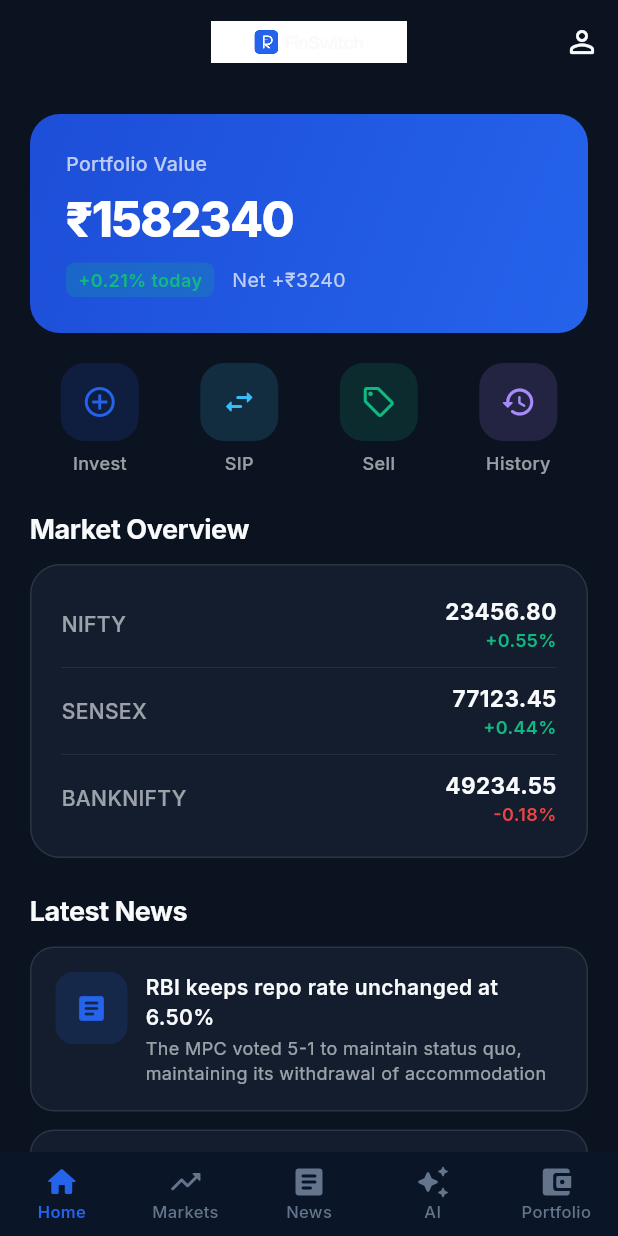
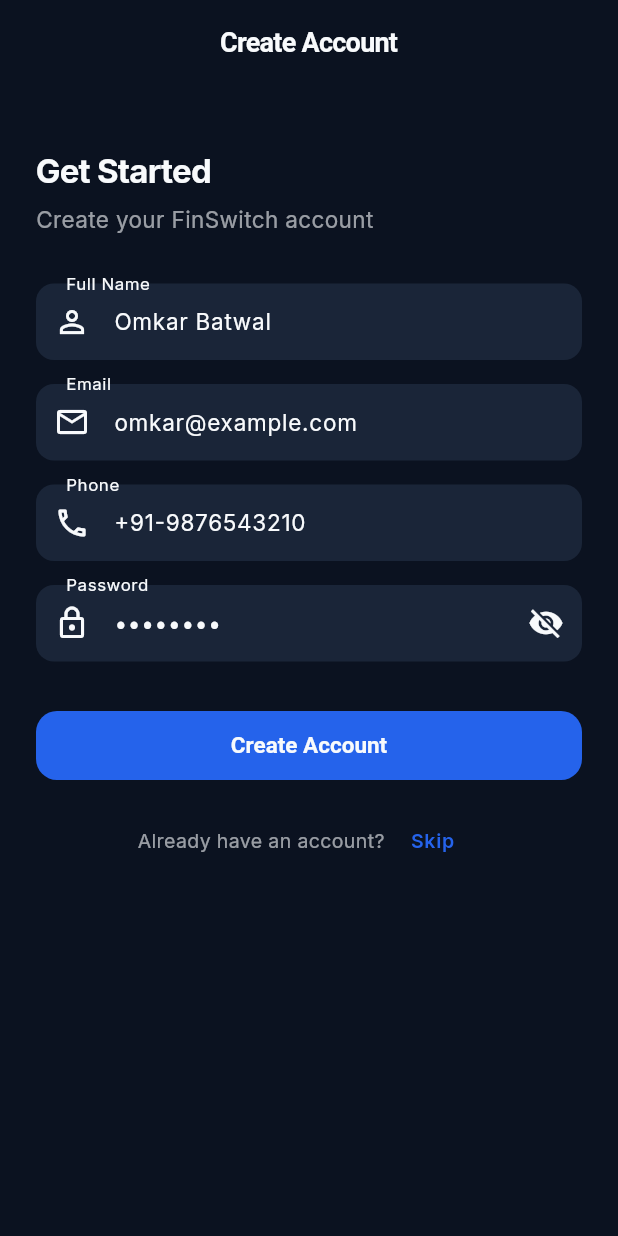
Before and after one commit to OK45batwal/FINSWITCH, a Flutter app: the screen it shows after launch, on a phone screen of 412 x 824 dp. Run offline on Flutter 3.47's test engine with Material 3 defaults, Android fonts, the phone set to English and light mode, and no system bars; our stand-ins replace fl_chart, go_router, google_fonts.

Commit message:
Full user flow: auth → onboarding → dashboard → watchlist → AI analysis → daily insights
New screens:
- CreateAccountScreen — register form with name/email/phone/password
- OnboardingScreen — interest picker (stocks, MF, IPO, F&O, etc.)
- WatchlistScreen — saved stocks from backend API
- AIAnalysisScreen — deep stock analysis with AI + fundamentals
- Daily AI Insights — market overview section on home

Changes:
- AuthState (ValueNotifier) — login/logout/onboarding state
- GoRouter refreshListenable + redirect — auto-routes to login/onboarding
- Bottom nav now 6 tabs (added Watchlist)
- AI Analysis button in stock detail AppBar
- themeNotifier moved to theme.dart (shared singleton)

```diff
--- a/flutter_app/lib/app/app.dart
+++ b/flutter_app/lib/app/app.dart
@@ -1,49 +1,43 @@
 import 'package:flutter/material.dart';
 import 'config/theme.dart';
 import 'config/router.dart';
-import '../features/profile/presentation/profile_screen.dart';
+import '../core/auth_state.dart';
 
-class FinSwitchApp extends StatelessWidget {
+class FinSwitchApp extends StatefulWidget {
   const FinSwitchApp({super.key});
 
   @override
-  Widget build(BuildContext context) {
-    return _AppWithTheme();
-  }
+  State<FinSwitchApp> createState() => _FinSwitchAppState();
 }
 
-class _AppWithTheme extends StatefulWidget {
-  @override
-  State<_AppWithTheme> createState() => _AppWithThemeState();
-}
-
-class _AppWithThemeState extends State<_AppWithTheme> {
+class _FinSwitchAppState extends State<FinSwitchApp> {
   @override
   void initState() {
     super.initState();
-    themeNotifier.addListener(_onThemeChange);
+    themeNotifier.addListener(_rebuild);
+    AuthState.isLoggedIn.addListener(_rebuild);
+    AuthState.onboardingDone.addListener(_rebuild);
   }
 
   @override
   void dispose() {
-    themeNotifier.removeListener(_onThemeChange);
+    themeNotifier.removeListener(_rebuild);
+    AuthState.isLoggedIn.removeListener(_rebuild);
+    AuthState.onboardingDone.removeListener(_rebuild);
     super.dispose();
   }
 
-  void _onThemeChange() => setState(() {});
+  void _rebuild() => setState(() {});
 
   @override
   Widget build(BuildContext context) {
-    return ValueListenableBuilder(
-      valueListenable: themeNotifier,
-      builder: (_, mode, __) => MaterialApp.router(
-        title: 'FinSwitch',
-        debugShowCheckedModeBanner: false,
-        theme: AppTheme.lightTheme,
-        darkTheme: AppTheme.darkTheme,
-        themeMode: mode,
-        routerConfig: AppRouter.router(),
-      ),
+    return MaterialApp.router(
+      title: 'FinSwitch',
+      debugShowCheckedModeBanner: false,
+      theme: AppTheme.lightTheme,
+      darkTheme: AppTheme.darkTheme,
+      themeMode: themeNotifier.value,
+      routerConfig: AppRouter.router(),
     );
   }
 }
--- a/flutter_app/lib/app/config/router.dart
+++ b/flutter_app/lib/app/config/router.dart
@@ -5,8 +5,13 @@
 import '../../features/markets/presentation/stock_detail_screen.dart';
 import '../../features/news/presentation/news_screen.dart';
 import '../../features/ai/presentation/ai_screen.dart';
+import '../../features/ai/presentation/ai_analysis_screen.dart';
 import '../../features/portfolio/presentation/portfolio_screen.dart';
 import '../../features/profile/presentation/profile_screen.dart';
+import '../../features/watchlist/presentation/watchlist_screen.dart';
+import '../../features/auth/presentation/create_account_screen.dart';
+import '../../features/onboarding/presentation/onboarding_screen.dart';
+import '../../core/auth_state.dart';
 
 final _rootNavigatorKey = GlobalKey<NavigatorState>();
 final _shellNavigatorKey = GlobalKey<NavigatorState>();
@@ -16,28 +21,34 @@
     return GoRouter(
       navigatorKey: _rootNavigatorKey,
       initialLocation: '/home',
+      refreshListenable: AuthState.isLoggedIn,
+      redirect: (context, state) {
+        final loggedIn = AuthState.isLoggedIn.value;
+        final onboarded = AuthState.onboardingDone.value;
+        final path = state.uri.toString();
+        if (!loggedIn && path != '/create-account' && path != '/onboarding') return '/create-account';
+        if (loggedIn && !onboarded && path != '/onboarding' && path != '/create-account') return '/onboarding';
+        if (loggedIn && onboarded && (path == '/create-account' || path == '/onboarding')) return '/home';
+        return null;
+      },
       routes: [
+        GoRoute(path: '/create-account', pageBuilder: (_, __) => _slidePage(const CreateAccountScreen())),
+        GoRoute(path: '/onboarding', pageBuilder: (_, __) => _slidePage(const OnboardingScreen())),
         ShellRoute(
           navigatorKey: _shellNavigatorKey,
           builder: (context, state, child) => AppShell(child: child),
           routes: [
             GoRoute(path: '/home', pageBuilder: (_, __) => _slidePage(const HomeScreen())),
             GoRoute(path: '/markets', pageBuilder: (_, __) => _slidePage(const MarketsScreen())),
+            GoRoute(path: '/watchlist', pageBuilder: (_, __) => _slidePage(const WatchlistScreen())),
             GoRoute(path: '/news', pageBuilder: (_, __) => _slidePage(const NewsScreen())),
             GoRoute(path: '/ai', pageBuilder: (_, __) => _slidePage(const AIScreen())),
             GoRoute(path: '/portfolio', pageBuilder: (_, __) => _slidePage(const PortfolioScreen())),
           ],
         ),
-        GoRoute(
-          path: '/stock/:symbol',
-          parentNavigatorKey: _rootNavigatorKey,
-          builder: (_, state) => StockDetailScreen(symbol: state.pathParameters['symbol']!),
-        ),
-        GoRoute(
-          path: '/profile',
-          parentNavigatorKey: _rootNavigatorKey,
-          pageBuilder: (_, __) => _slidePage(const ProfileScreen(), fromRight: true),
-        ),
+        GoRoute(path: '/stock/:symbol', parentNavigatorKey: _rootNavigatorKey, builder: (_, state) => StockDetailScreen(symbol: state.pathParameters['symbol']!)),
+        GoRoute(path: '/stock/:symbol/analysis', parentNavigatorKey: _rootNavigatorKey, builder: (_, state) => AIAnalysisScreen(symbol: state.pathParameters['symbol']!)),
+        GoRoute(path: '/profile', parentNavigatorKey: _rootNavigatorKey, pageBuilder: (_, __) => _slidePage(const ProfileScreen(), fromRight: true)),
       ],
     );
   }
@@ -68,9 +79,10 @@
     final location = GoRouterState.of(context).uri.toString();
     if (location.startsWith('/home')) return 0;
     if (location.startsWith('/markets')) return 1;
-    if (location.startsWith('/news')) return 2;
-    if (location.startsWith('/ai')) return 3;
-    if (location.startsWith('/portfolio')) return 4;
+    if (location.startsWith('/watchlist')) return 2;
+    if (location.startsWith('/news')) return 3;
+    if (location.startsWith('/ai')) return 4;
+    if (location.startsWith('/portfolio')) return 5;
     return 0;
   }
 
@@ -78,9 +90,10 @@
     switch (index) {
       case 0: context.go('/home');
       case 1: context.go('/markets');
-      case 2: context.go('/news');
-      case 3: context.go('/ai');
-      case 4: context.go('/portfolio');
+      case 2: context.go('/watchlist');
+      case 3: context.go('/news');
+      case 4: context.go('/ai');
+      case 5: context.go('/portfolio');
     }
   }
 
@@ -91,9 +104,11 @@
       bottomNavigationBar: BottomNavigationBar(
         currentIndex: _currentIndex(context),
         onTap: (i) => _onTap(context, i),
+        type: BottomNavigationBarType.fixed,
         items: const [
           BottomNavigationBarItem(icon: Icon(Icons.home_rounded), label: 'Home'),
           BottomNavigationBarItem(icon: Icon(Icons.trending_up_rounded), label: 'Markets'),
+          BottomNavigationBarItem(icon: Icon(Icons.visibility_rounded), label: 'Watchlist'),
           BottomNavigationBarItem(icon: Icon(Icons.article_rounded), label: 'News'),
           BottomNavigationBarItem(icon: Icon(Icons.auto_awesome_rounded), label: 'AI'),
           BottomNavigationBarItem(icon: Icon(Icons.account_balance_wallet_rounded), label: 'Portfolio'),
--- a/flutter_app/lib/app/config/theme.dart
+++ b/flutter_app/lib/app/config/theme.dart
@@ -1,5 +1,7 @@
 import 'package:flutter/material.dart';
 import 'package:google_fonts/google_fonts.dart';
+
+final themeNotifier = ValueNotifier(ThemeMode.dark);
 
 class AppTheme {
   static const primaryBlue = Color(0xFF2563EB);
--- /dev/null
+++ b/flutter_app/lib/core/auth_state.dart
@@ -0,0 +1,26 @@
+import 'package:flutter/material.dart';
+
+class AuthState {
+  static final isLoggedIn = ValueNotifier<bool>(false);
+  static final token = ValueNotifier<String?>(null);
+  static final userEmail = ValueNotifier<String?>(null);
+  static final userName = ValueNotifier<String?>(null);
+  static final interests = ValueNotifier<List<String>>([]);
+  static final onboardingDone = ValueNotifier<bool>(false);
+
+  static void login(String t, String email, String name) {
+    token.value = t;
+    userEmail.value = email;
+    userName.value = name;
+    isLoggedIn.value = true;
+  }
+
+  static void logout() {
+    token.value = null;
+    userEmail.value = null;
+    userName.value = null;
+    isLoggedIn.value = false;
+    onboardingDone.value = false;
+    interests.value = [];
+  }
+}
--- /dev/null
+++ b/flutter_app/lib/features/auth/presentation/create_account_screen.dart
@@ -0,0 +1,86 @@
+import 'package:flutter/material.dart';
+import 'package:go_router/go_router.dart';
+import '../../../app/config/theme.dart';
+import '../../../core/api.dart';
+import '../../../core/auth_state.dart';
+
+class CreateAccountScreen extends StatefulWidget {
+  const CreateAccountScreen({super.key});
+
+  @override
+  State<CreateAccountScreen> createState() => _CreateAccountScreenState();
+}
+
+class _CreateAccountScreenState extends State<CreateAccountScreen> {
+  final _form = GlobalKey<FormState>();
+  final _nameCtl = TextEditingController(text: 'Omkar Batwal');
+  final _emailCtl = TextEditingController(text: 'omkar@example.com');
+  final _phoneCtl = TextEditingController(text: '+91-9876543210');
+  final _passCtl = TextEditingController(text: 'demo1234');
+  bool _busy = false;
+  bool _obscure = true;
+
+  @override
+  void dispose() {
+    _nameCtl.dispose();
+    _emailCtl.dispose();
+    _phoneCtl.dispose();
+    _passCtl.dispose();
+    super.dispose();
+  }
+
+  Future<void> _submit() async {
+    if (!_form.currentState!.validate()) return;
+    setState(() => _busy = true);
+    try {
+      final r = await Api.post('/auth/register', {
+        'email': _emailCtl.text.trim(),
+        'password': _passCtl.text,
+        'display_name': _nameCtl.text.trim(),
+        'phone': _phoneCtl.text.trim(),
+      });
+      final t = r['access_token'] ?? '';
+      AuthState.login(t, _emailCtl.text.trim(), _nameCtl.text.trim());
+      if (mounted) context.go('/onboarding');
+    } catch (_) {
+      if (mounted) context.go('/onboarding');
+    }
+    if (mounted) setState(() => _busy = false);
+  }
+
+  @override
+  Widget build(BuildContext context) {
+    return Scaffold(
+      appBar: AppBar(title: const Text('Create Account')),
+      body: SafeArea(
+        child: SingleChildScrollView(
+          padding: const EdgeInsets.all(24),
+          child: Form(
+            key: _form,
+            child: Column(crossAxisAlignment: CrossAxisAlignment.start, children: [
+              const SizedBox(height: 20),
+              Text('Get Started', style: Theme.of(context).textTheme.headlineMedium),
+              const SizedBox(height: 8),
+              Text('Create your FinSwitch account', style: TextStyle(color: AppTheme.mutedOf(context), fontSize: 15)),
+              const SizedBox(height: 32),
+              TextFormField(controller: _nameCtl, decoration: const InputDecoration(labelText: 'Full Name', prefixIcon: Icon(Icons.person_outline)), validator: (v) => v?.isEmpty == true ? 'Required' : null),
+              const SizedBox(height: 16),
+              TextFormField(controller: _emailCtl, decoration: const InputDecoration(labelText: 'Email', prefixIcon: Icon(Icons.email_outlined)), keyboardType: TextInputType.emailAddress, validator: (v) => v?.contains('@') == true ? null : 'Valid email required'),
+              const SizedBox(height: 16),
+              TextFormField(controller: _phoneCtl, decoration: const InputDecoration(labelText: 'Phone', prefixIcon: Icon(Icons.phone_outlined)), keyboardType: TextInputType.phone),
+              const SizedBox(height: 16),
+              TextFormField(controller: _passCtl, decoration: InputDecoration(labelText: 'Password', prefixIcon: const Icon(Icons.lock_outlined), suffixIcon: IconButton(icon: Icon(_obscure ? Icons.visibility_off : Icons.visibility), onPressed: () => setState(() => _obscure = !_obscure))), obscureText: _obscure, validator: (v) => (v?.length ?? 0) < 4 ? 'Min 4 characters' : null),
+              const SizedBox(height: 32),
+              SizedBox(width: double.infinity, child: ElevatedButton(onPressed: _busy ? null : _submit, child: _busy ? const SizedBox(width: 20, height: 20, child: CircularProgressIndicator(strokeWidth: 2, color: Colors.white)) : const Text('Create Account'))),
+              const SizedBox(height: 16),
+              Row(mainAxisAlignment: MainAxisAlignment.center, children: [
+                Text('Already have an account?', style: TextStyle(color: AppTheme.mutedOf(context), fontSize: 13)),
+                TextButton(onPressed: () => context.go('/onboarding'), child: const Text('Skip')),
+              ]),
+            ]),
+          ),
+        ),
+      ),
+    );
+  }
+}
--- a/flutter_app/lib/features/markets/presentation/stock_detail_screen.dart
+++ b/flutter_app/lib/features/markets/presentation/stock_detail_screen.dart
@@ -1,5 +1,6 @@
 import 'package:flutter/material.dart';
 import 'package:fl_chart/fl_chart.dart';
+import 'package:go_router/go_router.dart';
 import '../../../app/config/theme.dart';
 import '../../../core/api.dart';
 
@@ -36,7 +37,10 @@
       appBar: AppBar(
         title: Text(widget.symbol),
         leading: IconButton(icon: const Icon(Icons.arrow_back_rounded), onPressed: () => Navigator.pop(context)),
-        actions: [IconButton(icon: const Icon(Icons.notifications_outlined), onPressed: () {})],
+        actions: [
+        IconButton(icon: const Icon(Icons.auto_awesome_rounded, color: AppTheme.accent), onPressed: () => context.push('/stock/${widget.symbol}/analysis')),
+        IconButton(icon: const Icon(Icons.notifications_outlined), onPressed: () {}),
+      ],
       ),
       body: SafeArea(
         child: _loading
--- a/flutter_app/lib/features/profile/presentation/profile_screen.dart
+++ b/flutter_app/lib/features/profile/presentation/profile_screen.dart
@@ -1,7 +1,5 @@
 import 'package:flutter/material.dart';
 import '../../../app/config/theme.dart';
-
-final themeNotifier = ValueNotifier(ThemeMode.dark);
 
 class ProfileScreen extends StatelessWidget {
   const ProfileScreen({super.key});
```
Also changed, not shown: flutter_app/lib/features/ai/presentation/ai_analysis_screen.dart (added, +117 -0 lines), flutter_app/lib/features/home/presentation/home_screen.dart (+30 -1 lines), flutter_app/lib/features/onboarding/presentation/onboarding_screen.dart (added, +97 -0 lines), flutter_app/lib/features/watchlist/presentation/watchlist_screen.dart (added, +131 -0 lines).
